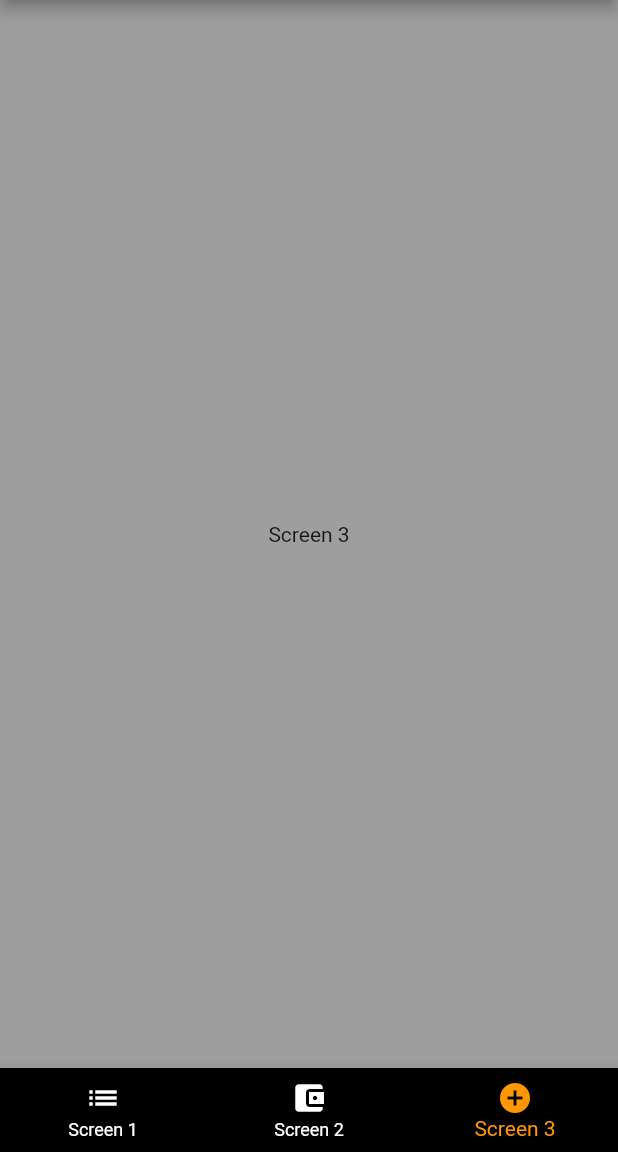
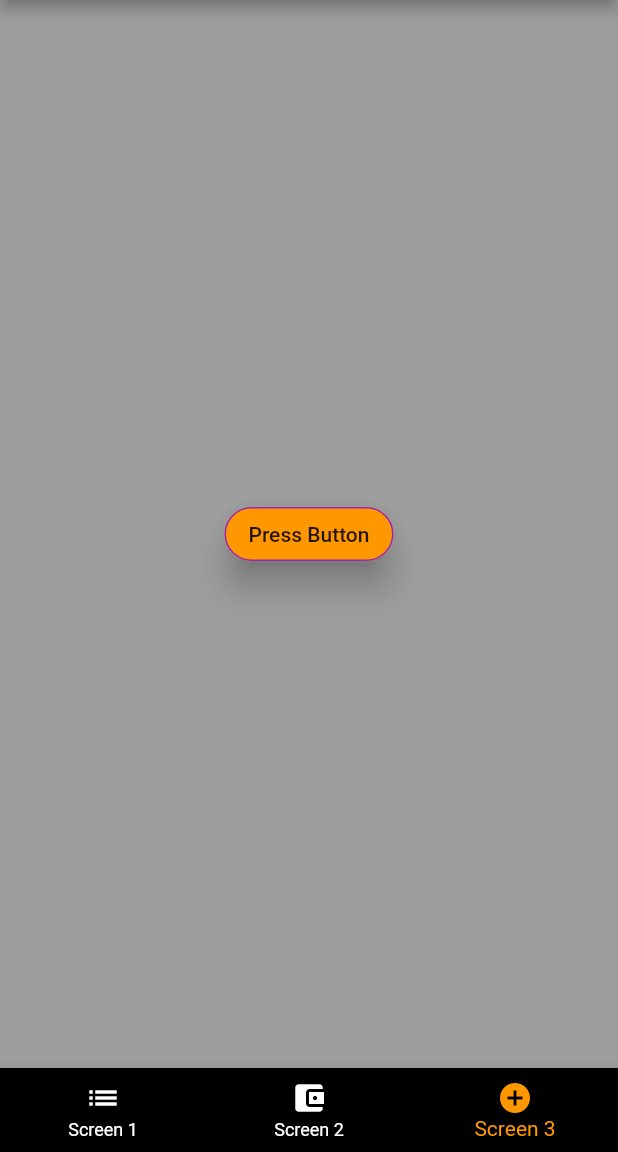
Before and after one commit to henmeh/mobileApp-template, a Flutter app: the screen it shows after launch, item 3 of the bottom bar chosen, on a phone screen of 412 x 824 dp, the part 84-1236 px from its top. Run offline on Flutter 3.47's test engine with Material 2 defaults, Android fonts, the phone set to English and light mode, and no system bars.

Commit message:
added side navigation

```diff
--- a/lib/main.dart
+++ b/lib/main.dart
@@ -1,4 +1,5 @@
 //import './providers/markets.dart';
+import '../screens/nav_screen.dart';
 import './screens/screen1_screen.dart';
 import './screens/screen3_screen.dart';
 import './screens/screen2_screen.dart';
@@ -41,7 +42,8 @@ class MyApp extends StatelessWidget {
         "/": (ctx) => TabsScreen(0),
         Screen1.routeName: (ctx) => Screen1(),
         Screen2.routeName: (ctx) => Screen2(),
-        Screen3.routeName: (ctx) => Screen3()
+        Screen3.routeName: (ctx) => Screen3(),
+        NavScreen.routeName: (ctx) => NavScreen()
       },
       //),
     );
--- a/lib/screens/screen3_screen.dart
+++ b/lib/screens/screen3_screen.dart
@@ -1,4 +1,6 @@
 import 'package:flutter/material.dart';
+import 'package:mobile_app_template/screens/nav_screen.dart';
+import '../widgets/raisedButton.dart';
 
 class Screen3 extends StatefulWidget {
   static const routeName = '/screen3';
@@ -8,12 +10,25 @@ class Screen3 extends StatefulWidget {
 }
 
 class _Screen3State extends State<Screen3> {
+  _toDo(_arguments) {
+    Navigator.of(_arguments[0])
+        .pushNamed(NavScreen.routeName, arguments: [_arguments[1]]);
+  }
+
   @override
   Widget build(BuildContext context) {
     return Scaffold(
-        backgroundColor: Theme.of(context).backgroundColor,
-        body: Center(
-          child: Text("Screen 3"),
-        ));
+      backgroundColor: Theme.of(context).backgroundColor,
+      body: Center(
+        child: raisedButton(
+            ctx: context,
+            text: "Press Button",
+            toDo: _toDo,
+            arguments: [
+              context,
+              "Hallo von Screen 3 wird auf NavScreen angezeigt"
+            ]),
+      ),
+    );
   }
 }
--- a/lib/screens/tabscreen1.dart
+++ b/lib/screens/tabscreen1.dart
@@ -1,6 +1,6 @@
 import 'package:flutter/material.dart';
-import 'package:mobile_app_template/widgets/raisedButton.dart';
-import 'package:mobile_app_template/widgets/showupwindow.dart';
+import '../widgets/raisedButton.dart';
+import '../widgets/showupwindow.dart';
 
 class TabScreen1 extends StatelessWidget {
   _toDo(_arguments) {
```
Also changed, not shown: lib/screens/nav_screen.dart (added, +23 -0 lines).
